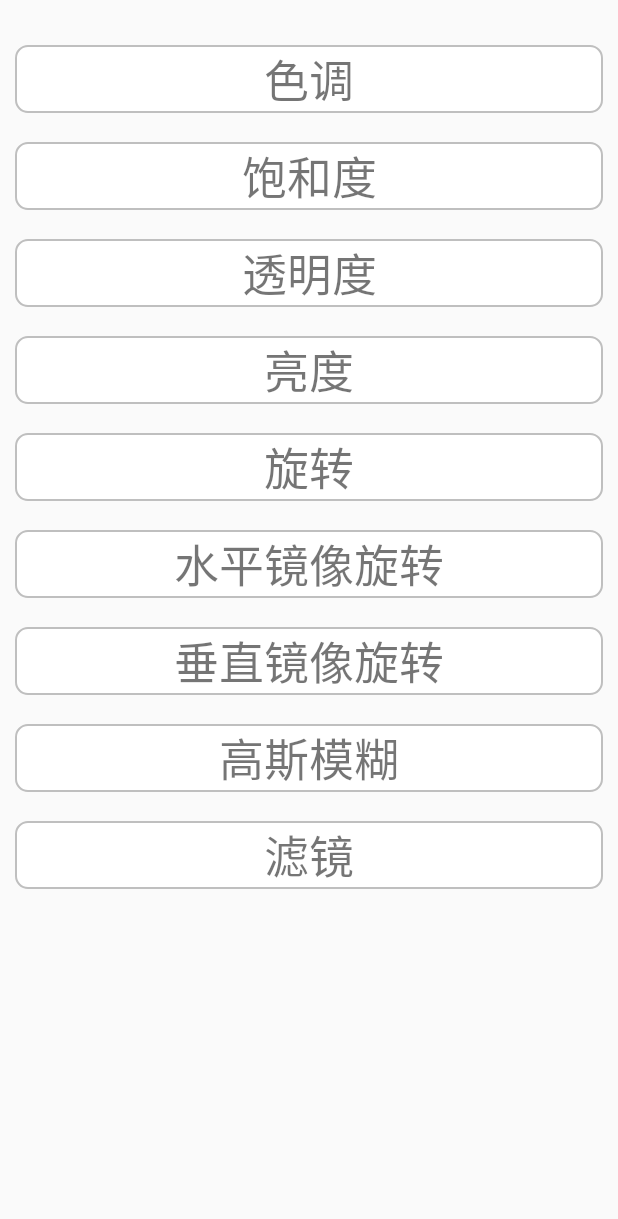
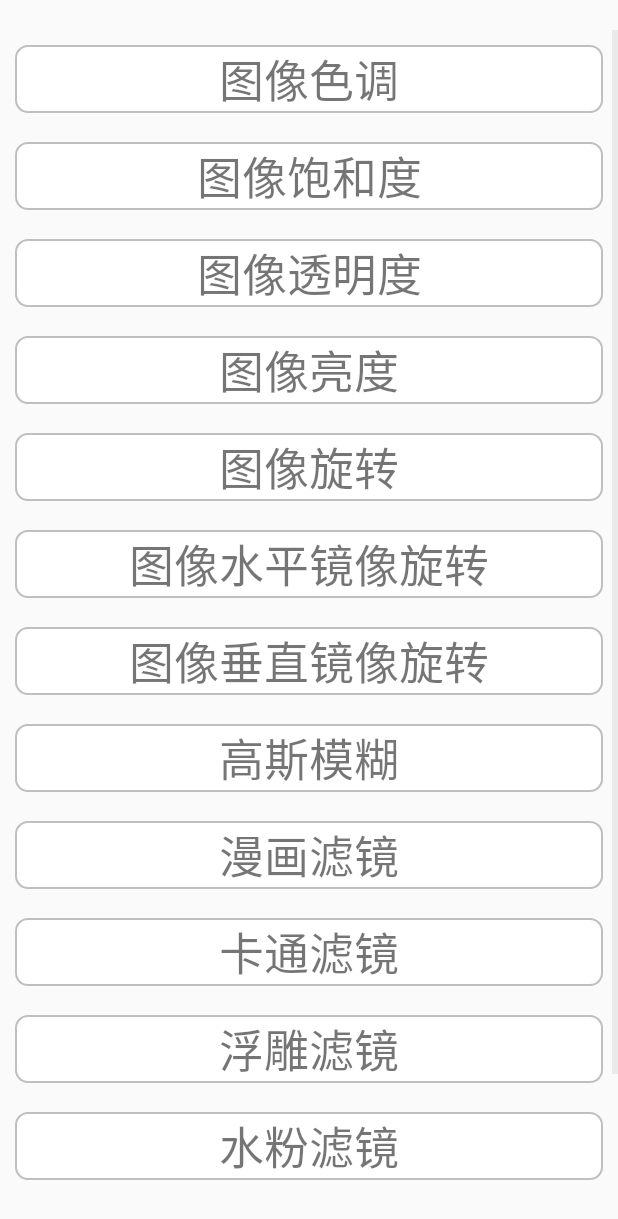
Before and after one commit to fatetail/FantasyImage, an Android app: the ListFunctionActivity screen opened directly, with no data from a screen before it, on a phone screen of 412 x 824 dp. Shown: the top 1219 px of the screen. Run offline under Robolectric (Android 15) with nearby library versions, the phone set to English and light mode, and no system bars.

Commit message:
将选择图片界面的下方按钮以及处理图片界面下方的按钮UI进行调整； 将功能列表的UI进行调整

```diff
--- a/app/src/main/java/com/example/alienware/fantasy_image/ListFunctionActivity.java
+++ b/app/src/main/java/com/example/alienware/fantasy_image/ListFunctionActivity.java
@@ -26,7 +26,9 @@ public class ListFunctionActivity extends AppCompatActivity {
 
     /*声明List和String*/
     private List<Map<String,Object>> list_data = new ArrayList<>();
-    private String[] function_names = new String[] {"色调","饱和度","透明度","亮度","旋转","水平镜像旋转","垂直镜像旋转","高斯模糊","滤镜"};
+    private String[] function_names = new String[] {"图像色调","图像饱和度","图像透明度","图像亮度",
+            "图像旋转","图像水平镜像旋转","图像垂直镜像旋转","高斯模糊","漫画滤镜", "卡通滤镜", "浮雕滤镜",
+            "水粉滤镜", "阴影滤镜", "素描滤镜"};
 
     /*图像功能默认参数值*/
     private float hueValue = 3;
```
